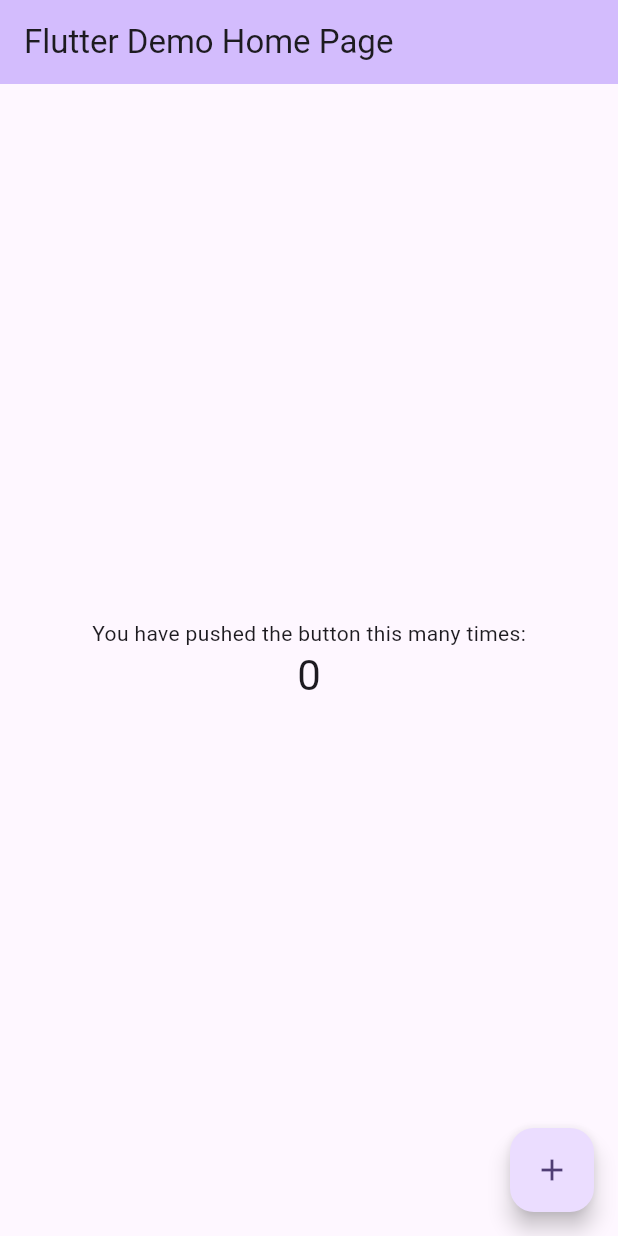
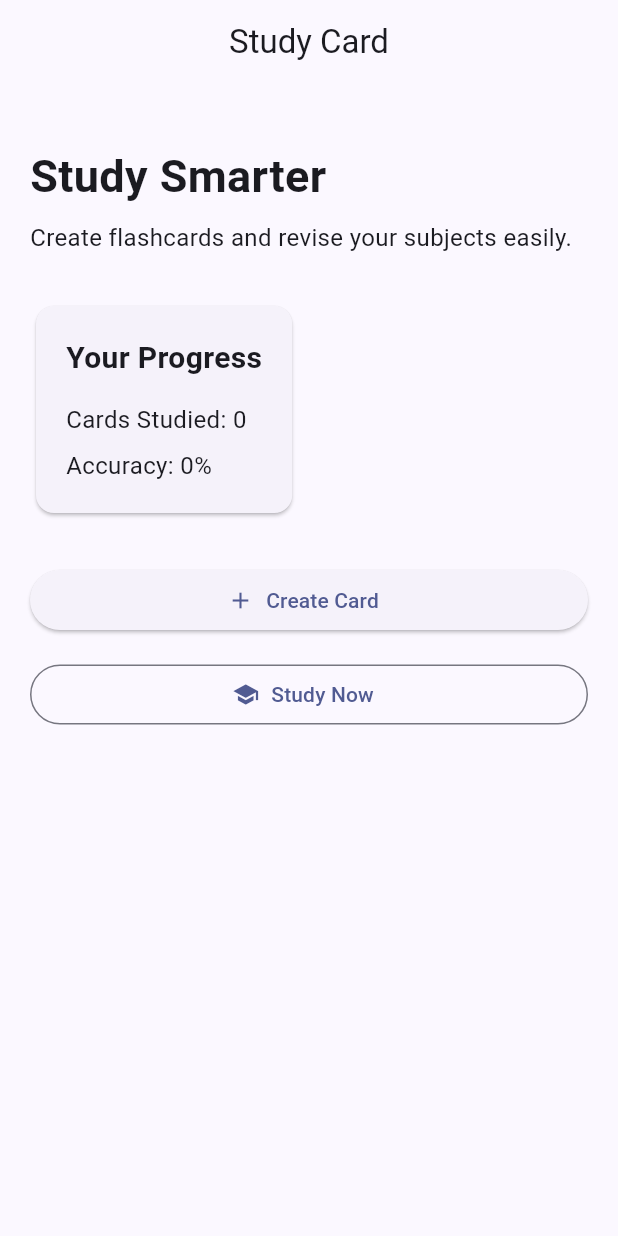
Before and after one commit to snehitha-coder/Study-Card-app, a Flutter app: the screen it shows after launch, on a phone screen of 412 x 824 dp. Run offline on Flutter 3.47's test engine with Material 3 defaults, Android fonts, the phone set to English and light mode, and no system bars.

Commit message:
Create study card home screen

```diff
--- a/lib/main.dart
+++ b/lib/main.dart
@@ -1,125 +1,124 @@
 import 'package:flutter/material.dart';
 
 void main() {
-  runApp(const MyApp());
+  runApp(const StudyCardApp());
 }
 
-class MyApp extends StatelessWidget {
-  const MyApp({super.key});
+class StudyCardApp extends StatelessWidget {
+  const StudyCardApp({super.key});
 
-  // This widget is the root of your application.
   @override
   Widget build(BuildContext context) {
     return MaterialApp(
-      title: 'Flutter Demo',
+      debugShowCheckedModeBanner: false,
+      title: 'Study Card',
       theme: ThemeData(
-        // This is the theme of your application.
-        //
-        // TRY THIS: Try running your application with "flutter run". You'll see
-        // the application has a purple toolbar. Then, without quitting the app,
-        // try changing the seedColor in the colorScheme below to Colors.green
-        // and then invoke "hot reload" (save your changes or press the "hot
-        // reload" button in a Flutter-supported IDE, or press "r" if you used
-        // the command line to start the app).
-        //
-        // Notice that the counter didn't reset back to zero; the application
-        // state is not lost during the reload. To reset the state, use hot
-        // restart instead.
-        //
-        // This works for code too, not just values: Most code changes can be
-        // tested with just a hot reload.
-        colorScheme: ColorScheme.fromSeed(seedColor: Colors.deepPurple),
+        colorScheme: ColorScheme.fromSeed(
+          seedColor: Colors.indigo,
+        ),
         useMaterial3: true,
       ),
-      home: const MyHomePage(title: 'Flutter Demo Home Page'),
+      home: const HomePage(),
     );
   }
 }
 
-class MyHomePage extends StatefulWidget {
-  const MyHomePage({super.key, required this.title});
-
-  // This widget is the home page of your application. It is stateful, meaning
-  // that it has a State object (defined below) that contains fields that affect
-  // how it looks.
-
-  // This class is the configuration for the state. It holds the values (in this
-  // case the title) provided by the parent (in this case the App widget) and
-  // used by the build method of the State. Fields in a Widget subclass are
-  // always marked "final".
-
-  final String title;
-
-  @override
-  State<MyHomePage> createState() => _MyHomePageState();
-}
-
-class _MyHomePageState extends State<MyHomePage> {
-  int _counter = 0;
-
-  void _incrementCounter() {
-    setState(() {
-      // This call to setState tells the Flutter framework that something has
-      // changed in this State, which causes it to rerun the build method below
-      // so that the display can reflect the updated values. If we changed
-      // _counter without calling setState(), then the build method would not be
-      // called again, and so nothing would appear to happen.
-      _counter++;
-    });
-  }
+class HomePage extends StatelessWidget {
+  const HomePage({super.key});
 
   @override
   Widget build(BuildContext context) {
-    // This method is rerun every time setState is called, for instance as done
-    // by the _incrementCounter method above.
-    //
-    // The Flutter framework has been optimized to make rerunning build methods
-    // fast, so that you can just rebuild anything that needs updating rather
-    // than having to individually change instances of widgets.
     return Scaffold(
       appBar: AppBar(
-        // TRY THIS: Try changing the color here to a specific color (to
-        // Colors.amber, perhaps?) and trigger a hot reload to see the AppBar
-        // change color while the other colors stay the same.
-        backgroundColor: Theme.of(context).colorScheme.inversePrimary,
-        // Here we take the value from the MyHomePage object that was created by
-        // the App.build method, and use it to set our appbar title.
-        title: Text(widget.title),
+        title: const Text('Study Card'),
+        centerTitle: true,
       ),
-      body: Center(
-        // Center is a layout widget. It takes a single child and positions it
-        // in the middle of the parent.
+
+      body: Padding(
+        padding: const EdgeInsets.all(20),
+
         child: Column(
-          // Column is also a layout widget. It takes a list of children and
-          // arranges them vertically. By default, it sizes itself to fit its
-          // children horizontally, and tries to be as tall as its parent.
-          //
-          // Column has various properties to control how it sizes itself and
-          // how it positions its children. Here we use mainAxisAlignment to
-          // center the children vertically; the main axis here is the vertical
-          // axis because Columns are vertical (the cross axis would be
-          // horizontal).
-          //
-          // TRY THIS: Invoke "debug painting" (choose the "Toggle Debug Paint"
-          // action in the IDE, or press "p" in the console), to see the
-          // wireframe for each widget.
-          mainAxisAlignment: MainAxisAlignment.center,
-          children: <Widget>[
+          crossAxisAlignment: CrossAxisAlignment.start,
+          children: [
+
+            const SizedBox(height: 20),
+
             const Text(
-              'You have pushed the button this many times:',
+              'Study Smarter',
+              style: TextStyle(
+                fontSize: 30,
+                fontWeight: FontWeight.bold,
+              ),
             ),
-            Text(
-              '$_counter',
-              style: Theme.of(context).textTheme.headlineMedium,
+
+            const SizedBox(height: 8),
+
+            const Text(
+              'Create flashcards and revise your subjects easily.',
+              style: TextStyle(
+                fontSize: 16,
+              ),
+            ),
+
+            const SizedBox(height: 30),
+
+            Card(
+              child: Padding(
+                padding: const EdgeInsets.all(20),
+
+                child: Column(
+                  crossAxisAlignment: CrossAxisAlignment.start,
+                  children: const [
+                    Text(
+                      'Your Progress',
+                      style: TextStyle(
+                        fontSize: 20,
+                        fontWeight: FontWeight.bold,
+                      ),
+                    ),
+
+                    SizedBox(height: 15),
+
+                    Text(
+                      'Cards Studied: 0',
+                      style: TextStyle(fontSize: 16),
+                    ),
+
+                    SizedBox(height: 8),
+
+                    Text(
+                      'Accuracy: 0%',
+                      style: TextStyle(fontSize: 16),
+                    ),
+                  ],
+                ),
+              ),
+            ),
+
+            const SizedBox(height: 30),
+
+            SizedBox(
+              width: double.infinity,
+              child: ElevatedButton.icon(
+                onPressed: () {},
+                icon: const Icon(Icons.add),
+                label: const Text('Create Card'),
+              ),
+            ),
+
+            const SizedBox(height: 15),
+
+            SizedBox(
+              width: double.infinity,
+              child: OutlinedButton.icon(
+                onPressed: () {},
+                icon: const Icon(Icons.school),
+                label: const Text('Study Now'),
+              ),
             ),
           ],
         ),
       ),
-      floatingActionButton: FloatingActionButton(
-        onPressed: _incrementCounter,
-        tooltip: 'Increment',
-        child: const Icon(Icons.add),
-      ), // This trailing comma makes auto-formatting nicer for build methods.
     );
   }
 }
```
Also changed, not shown: 2 other files.
